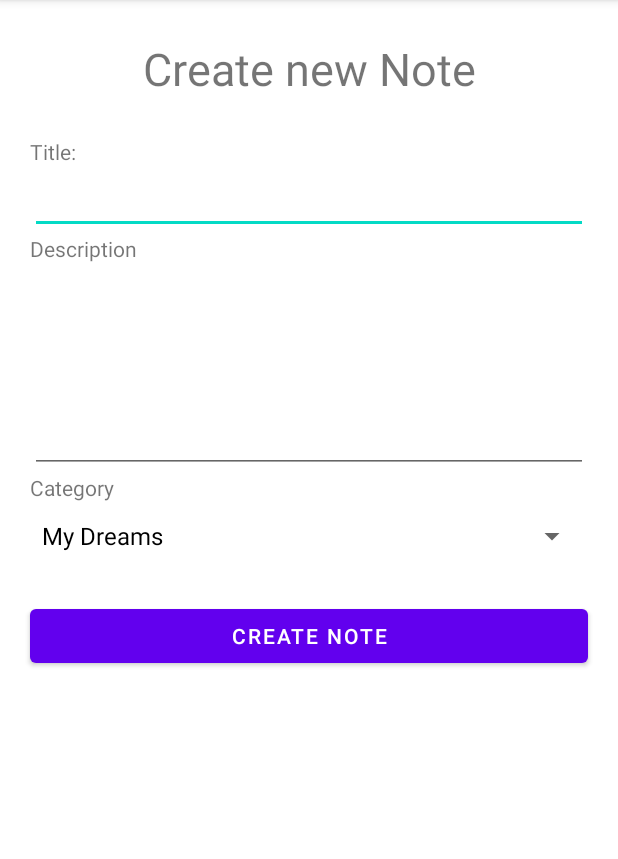
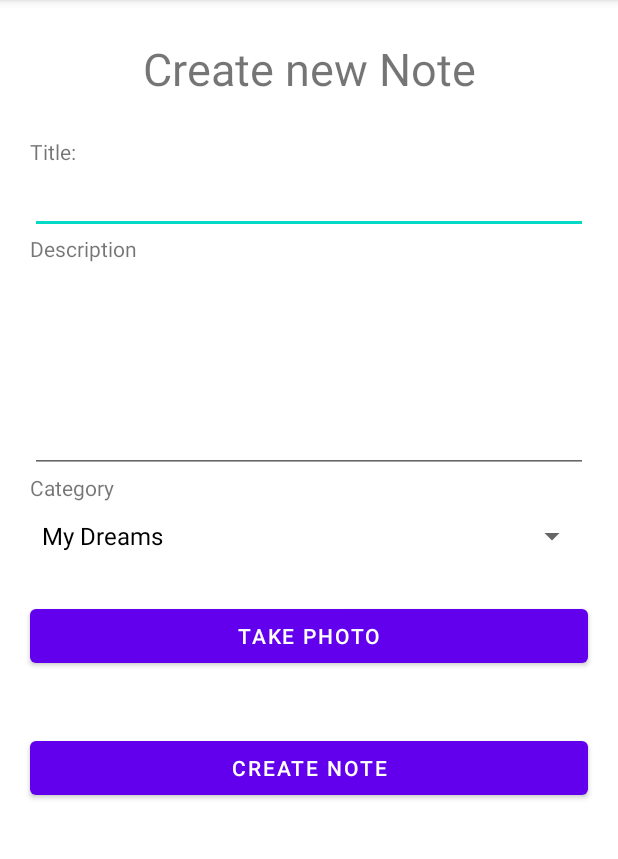
Before and after one commit to leatonos/Android_FinalProject_FantasticFive, an Android app: the AddNote screen opened directly, with no data from a screen before it, on a phone screen of 412 x 824 dp, the part 84-943 px from its top. Run offline under Robolectric (Android 15) with nearby library versions, the phone set to English and light mode, and no system bars; our stand-ins replace Room's generated code.

Commit message:
Photos are working but too small

```diff
--- a/app/src/main/res/layout/activity_add_note.xml
+++ b/app/src/main/res/layout/activity_add_note.xml
@@ -5,7 +5,17 @@
     android:layout_width="match_parent"
     android:layout_height="match_parent"
     android:orientation="vertical"
+    android:visibility="visible"
     tools:context=".AddNote">
+
+    <ScrollView
+        android:layout_width="match_parent"
+        android:layout_height="match_parent">
+
+        <LinearLayout
+            android:layout_width="match_parent"
+            android:layout_height="wrap_content"
+            android:orientation="vertical">
 
             <TextView
                 android:layout_width="match_parent"
@@ -60,6 +70,22 @@
                 android:layout_height="45dp"
                 android:layout_marginHorizontal="20dp" />
 
+            <ImageView
+                android:id="@+id/imageNewNote"
+                android:layout_width="match_parent"
+                android:layout_height="wrap_content"
+                android:layout_marginHorizontal="20dp"
+                android:src="@android:drawable/btn_dropdown"
+                android:visibility="gone" />
+
+            <Button
+                android:id="@+id/newNoteTakePhoto"
+                android:layout_width="match_parent"
+                android:layout_height="wrap_content"
+                android:layout_margin="20dp"
+                android:onClick="takePhoto"
+                android:text="Take Photo" />
+
             <Button
                 android:id="@+id/newNoteBtn"
                 android:layout_width="match_parent"
@@ -67,5 +93,7 @@
                 android:layout_margin="20dp"
                 android:onClick="createNewNote"
                 android:text="Create note" />
+        </LinearLayout>
+    </ScrollView>
 
 </LinearLayout>
--- /dev/null
+++ b/app/src/main/res/xml/file_paths.xml
@@ -0,0 +1,4 @@
+<?xml version="1.0" encoding="utf-8"?>
+<paths xmlns:android="http://schemas.android.com/apk/res/android">
+    <external-files-path name="my_images" path="Pictures" />
+</paths>
```
Also changed, not shown: app/src/main/AndroidManifest.xml (+19 -14 lines), app/src/main/java/com/pedroapp/noteApplication/AddNote.java (+122 -5 lines), app/src/main/java/com/pedroapp/noteApplication/NoteActivity.java (+11 -2 lines), app/src/main/res/layout/activity_note.xml (+4 -4 lines). Lines whose indentation alone changed are shown as unchanged.
